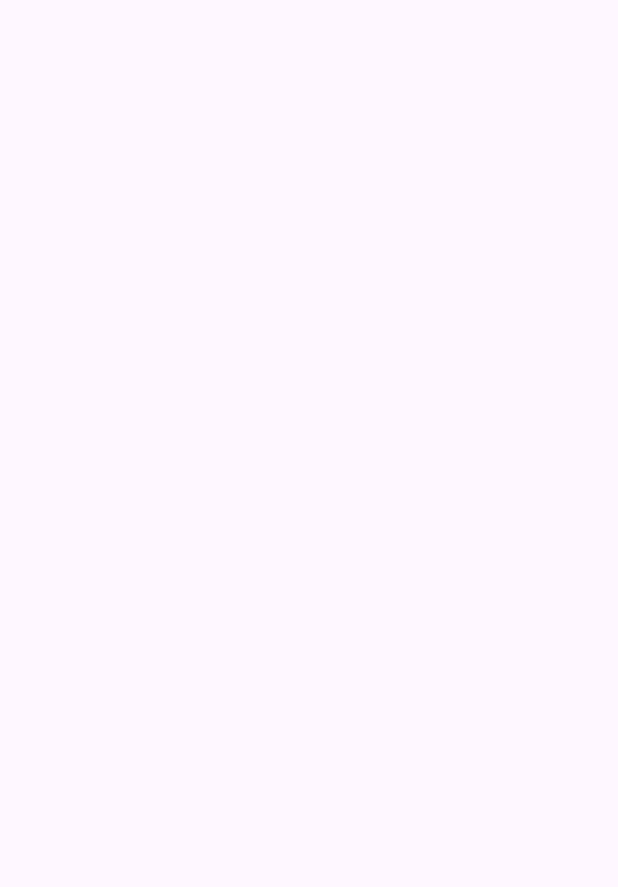
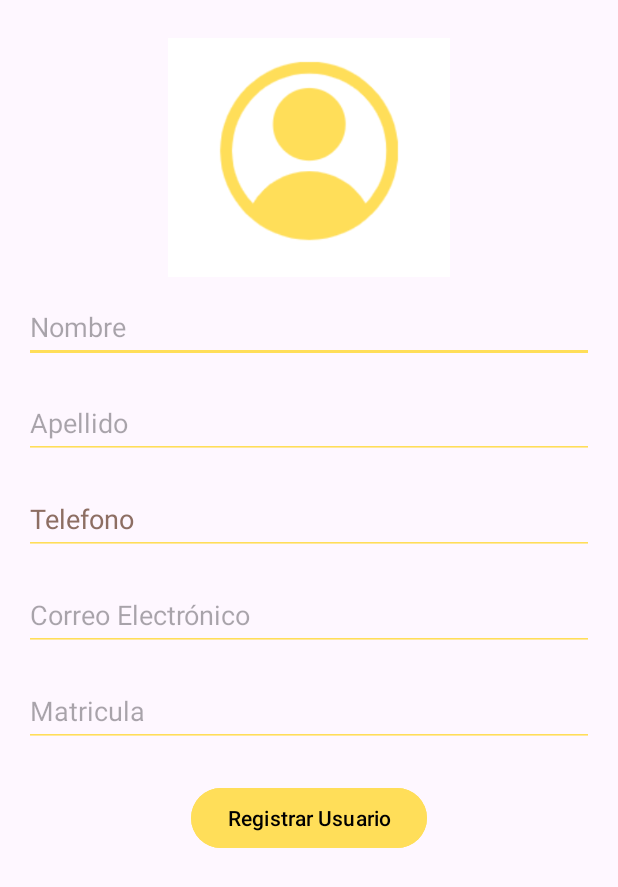
Before and after one commit to dabidgmz/App_integradora, an Android app: the User_Register screen opened directly, with no data from a screen before it, on a phone screen of 412 x 824 dp. Before the commit the part shown is empty. Shown: the top 887 px of the screen. Run offline under Robolectric (Android 15) with nearby library versions, the phone set to English and light mode, and no system bars.

Commit message:
se agrego register_empresa y diseño de User_Register

```diff
--- a/app/src/main/AndroidManifest.xml
+++ b/app/src/main/AndroidManifest.xml
@@ -17,6 +17,9 @@
         android:theme="@style/Theme.App_integradora"
         android:usesCleartextTraffic="true"
         tools:targetApi="31">
+        <activity
+            android:name=".register_empresa"
+            android:exported="false" />
         <activity
             android:name=".User_Register"
             android:exported="false" />
--- a/app/src/main/java/com/example/app_integradora/User_Register.java
+++ b/app/src/main/java/com/example/app_integradora/User_Register.java
@@ -2,7 +2,10 @@ package com.example.app_integradora;
 
 import androidx.appcompat.app.AppCompatActivity;
 
+import android.content.Intent;
 import android.os.Bundle;
+import android.view.View;
+import android.widget.Button;
 
 public class User_Register extends AppCompatActivity {
 
@@ -10,5 +13,13 @@ public class User_Register extends AppCompatActivity {
     protected void onCreate(Bundle savedInstanceState) {
         super.onCreate(savedInstanceState);
         setContentView(R.layout.activity_user_register);
+        Button buttonRegistrarUsuario=findViewById(R.id.buttonRegistrarUsuario);
+        buttonRegistrarUsuario.setOnClickListener(new View.OnClickListener() {
+            @Override
+            public void onClick(View view) {
+                Intent intent = new Intent(User_Register.this,register_empresa.class);
+                startActivity(intent);
+            }
+        });
     }
 }
--- /dev/null
+++ b/app/src/main/java/com/example/app_integradora/register_empresa.java
@@ -0,0 +1,14 @@
+package com.example.app_integradora;
+
+import androidx.appcompat.app.AppCompatActivity;
+
+import android.os.Bundle;
+
+public class register_empresa extends AppCompatActivity {
+
+    @Override
+    protected void onCreate(Bundle savedInstanceState) {
+        super.onCreate(savedInstanceState);
+        setContentView(R.layout.activity_register_empresa);
+    }
+}
--- /dev/null
+++ b/app/src/main/res/drawable/bordes.xml
@@ -0,0 +1,7 @@
+<!-- res/drawable/rounded_edittext_bg.xml -->
+<shape xmlns:android="http://schemas.android.com/apk/res/android"
+    android:shape="rectangle">
+    <corners android:radius="8dp" />
+    <solid android:color="@color/amarillo_pollito" /> <!-- Color de fondo del EditText -->
+    <stroke android:color="#FFFF" android:width="45dp" /> <!-- Borde del EditText -->
+</shape>
--- /dev/null
+++ b/app/src/main/res/layout/activity_register_empresa.xml
@@ -0,0 +1,9 @@
+<?xml version="1.0" encoding="utf-8"?>
+<androidx.constraintlayout.widget.ConstraintLayout xmlns:android="http://schemas.android.com/apk/res/android"
+    xmlns:app="http://schemas.android.com/apk/res-auto"
+    xmlns:tools="http://schemas.android.com/tools"
+    android:layout_width="match_parent"
+    android:layout_height="match_parent"
+    tools:context=".register_empresa">
+
+</androidx.constraintlayout.widget.ConstraintLayout>
--- a/app/src/main/res/layout/activity_user_register.xml
+++ b/app/src/main/res/layout/activity_user_register.xml
@@ -1,9 +1,88 @@
 <?xml version="1.0" encoding="utf-8"?>
-<androidx.constraintlayout.widget.ConstraintLayout xmlns:android="http://schemas.android.com/apk/res/android"
-    xmlns:app="http://schemas.android.com/apk/res-auto"
-    xmlns:tools="http://schemas.android.com/tools"
+<RelativeLayout xmlns:android="http://schemas.android.com/apk/res/android"
     android:layout_width="match_parent"
     android:layout_height="match_parent"
-    tools:context=".User_Register">
+    android:padding="16dp">
 
-</androidx.constraintlayout.widget.ConstraintLayout>
+    <ImageView
+        android:id="@+id/imageViewUsuario"
+        android:layout_width="188dp"
+        android:layout_height="178dp"
+        android:layout_centerHorizontal="true"
+        android:contentDescription="Imagen de Usuario"
+        android:src="@drawable/img" />
+
+    <EditText
+        android:id="@+id/editTextNombre"
+        android:layout_width="match_parent"
+        android:layout_height="wrap_content"
+        android:layout_below="@id/imageViewUsuario"
+        android:backgroundTint="@color/amarillo_pollito"
+        android:hint="Nombre"
+        android:inputType="text"
+        android:minHeight="48dp"
+        android:textColor="@color/black" />
+
+    <EditText
+        android:id="@+id/editTextApellido"
+        android:layout_width="match_parent"
+        android:layout_height="wrap_content"
+        android:layout_below="@id/editTextNombre"
+        android:layout_marginTop="16dp"
+        android:backgroundTint="@color/amarillo_pollito"
+        android:hint="Apellido"
+        android:inputType="text"
+        android:minHeight="48dp"
+        android:textColor="@color/black" />
+
+    <EditText
+        android:id="@+id/editTexttelefono"
+        android:layout_width="match_parent"
+        android:layout_height="wrap_content"
+        android:layout_below="@id/editTextApellido"
+        android:layout_marginTop="16dp"
+        android:backgroundTint="@color/amarillo_pollito"
+        android:hint="Telefono"
+        android:inputType="number"
+        android:minHeight="48dp"
+        android:textColor="@color/black"
+        android:textColorHint="#8D6E63" />
+
+
+    <EditText
+        android:id="@+id/editTextCorreo"
+        android:layout_width="match_parent"
+        android:layout_height="wrap_content"
+        android:layout_below="@id/editTexttelefono"
+        android:layout_marginTop="16dp"
+        android:backgroundTint="@color/amarillo_pollito"
+        android:hint="Correo Electrónico"
+        android:inputType="textEmailAddress"
+        android:minHeight="48dp"
+        android:textColor="@color/black" />
+
+    <EditText
+        android:id="@+id/editTextmatricula"
+        android:layout_width="match_parent"
+        android:layout_height="wrap_content"
+        android:layout_below="@id/editTextCorreo"
+        android:layout_marginTop="16dp"
+        android:backgroundTint="@color/amarillo_pollito"
+        android:hint="Matricula"
+        android:inputType="number"
+        android:minHeight="48dp"
+        android:textColor="@color/black" />
+
+    <Button
+        android:id="@+id/buttonRegistrarUsuario"
+        android:layout_width="wrap_content"
+        android:layout_height="wrap_content"
+        android:layout_below="@id/editTextmatricula"
+        android:layout_centerInParent="true"
+        android:layout_marginTop="23dp"
+        android:backgroundTint="@color/amarillo_pollito"
+        android:text="Registrar Usuario"
+        android:onClick="registrarusuario"
+        android:textColor="@color/black" />
+
+</RelativeLayout>
```
Also changed, not shown: app/src/main/res/drawable/img.png (added).
